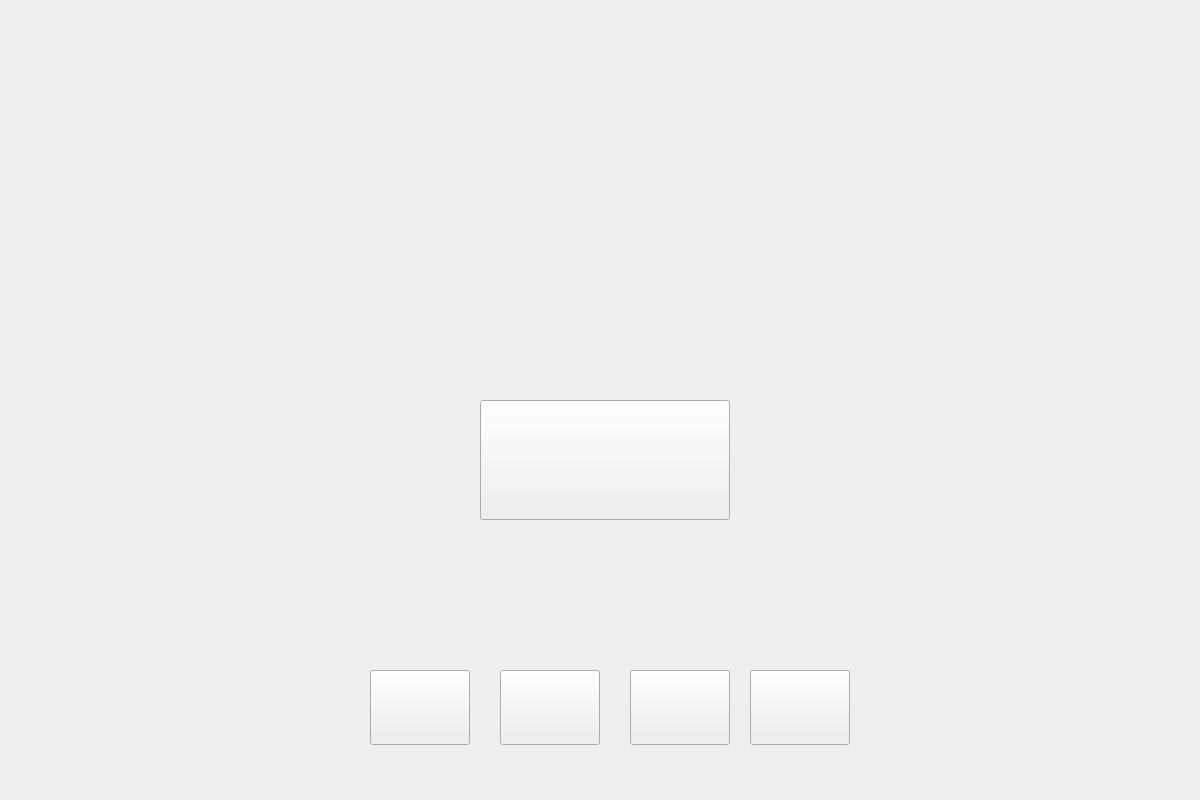
Qt form app/mainwindow.ui (ce-itcr/Gladiators-GBP) before a commit.
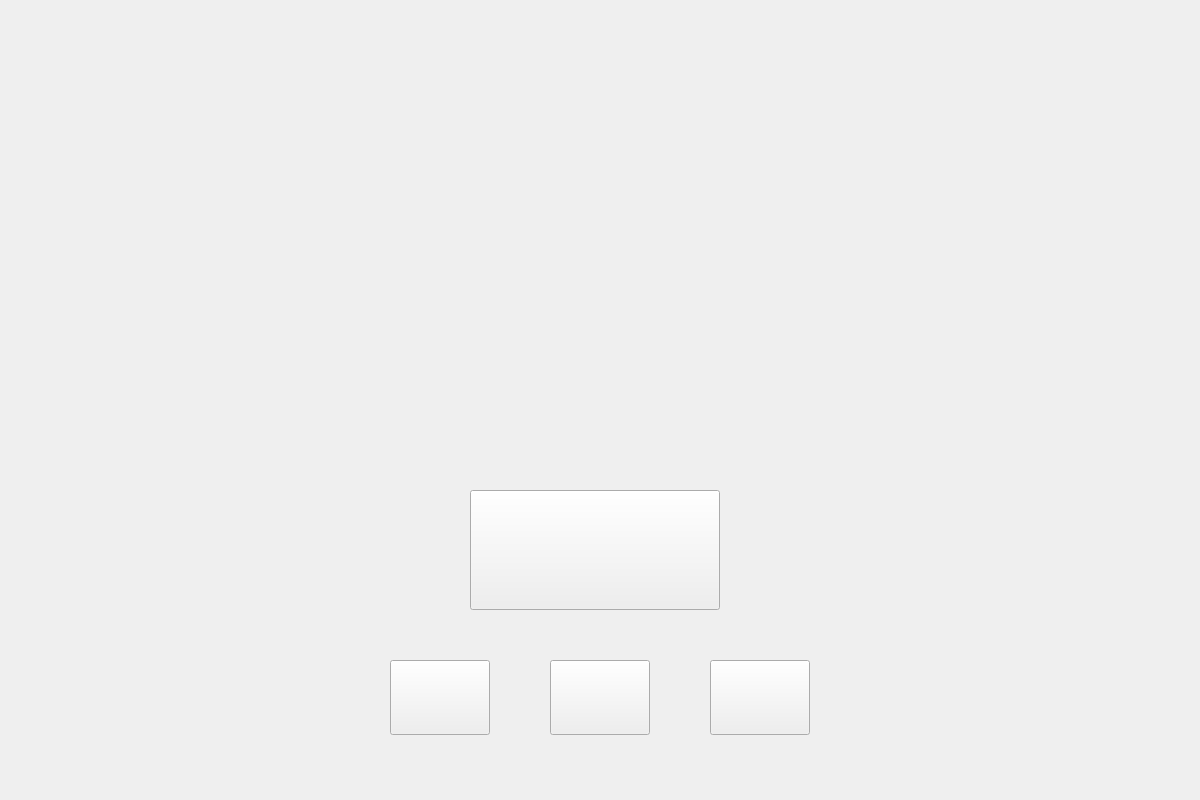
The same form after that commit. Icons and pictures are not drawn.

The edit to the form file:
```diff
--- a/app/mainwindow.ui
+++ b/app/mainwindow.ui
@@ -24,8 +24,8 @@
    <widget class="QPushButton" name="exit_Button">
     <property name="geometry">
      <rect>
-      <x>750</x>
-      <y>670</y>
+      <x>710</x>
+      <y>660</y>
       <width>100</width>
       <height>75</height>
      </rect>
@@ -40,30 +40,11 @@
      <string/>
     </property>
    </widget>
-   <widget class="QPushButton" name="info_Button">
-    <property name="geometry">
-     <rect>
-      <x>370</x>
-      <y>670</y>
-      <width>100</width>
-      <height>75</height>
-     </rect>
-    </property>
-    <property name="styleSheet">
-     <string notr="true">background-color: transparent;
-border-image: url(:/img/buttons/info_icon.png);
-background: none;
-background-repeat: none;</string>
-    </property>
-    <property name="text">
-     <string/>
-    </property>
-   </widget>
    <widget class="QPushButton" name="achievements_Button">
     <property name="geometry">
      <rect>
-      <x>630</x>
-      <y>670</y>
+      <x>550</x>
+      <y>660</y>
       <width>100</width>
       <height>75</height>
      </rect>
@@ -87,8 +68,8 @@
    <widget class="QPushButton" name="settings_Button">
     <property name="geometry">
      <rect>
-      <x>500</x>
-      <y>670</y>
+      <x>390</x>
+      <y>660</y>
       <width>100</width>
       <height>75</height>
      </rect>
@@ -106,8 +87,8 @@
    <widget class="QPushButton" name="play_Button">
     <property name="geometry">
      <rect>
-      <x>480</x>
-      <y>400</y>
+      <x>470</x>
+      <y>490</y>
       <width>250</width>
       <height>120</height>
      </rect>
```
Left out of the diff: 25 changed lines with no effect on the pictures.
